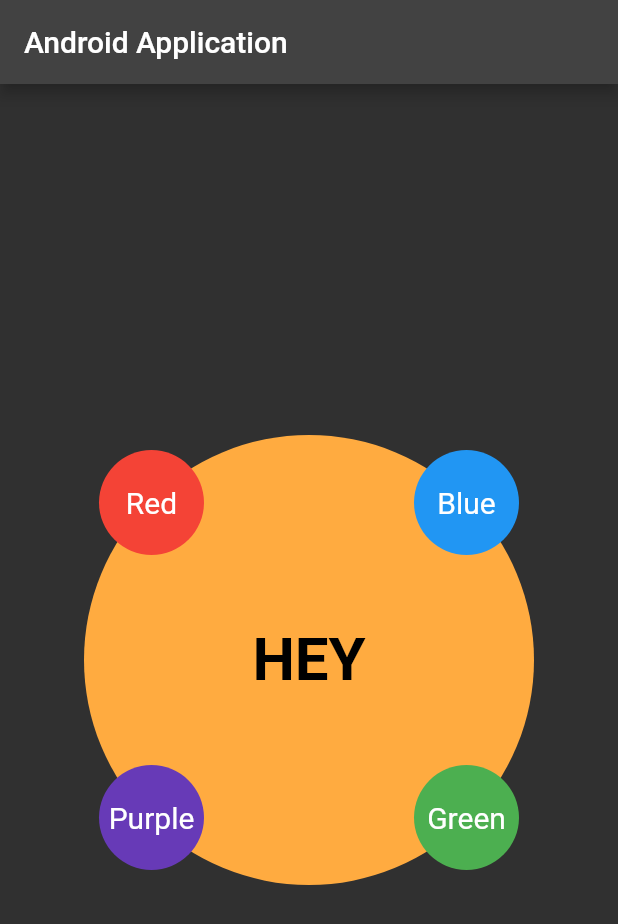
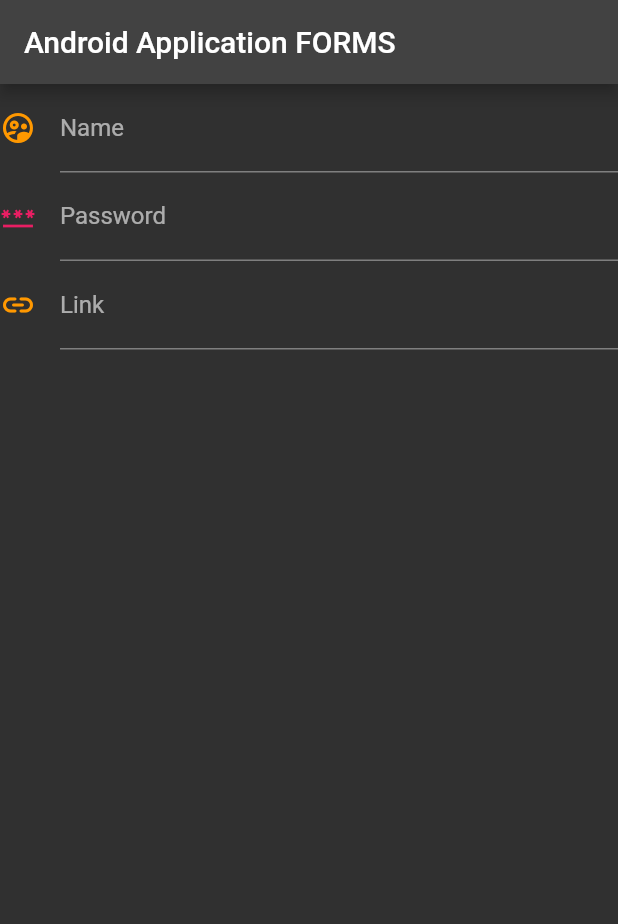
Before and after one commit to thebuggybug/learning_Flutter-Dart, a Flutter app: the screen it shows after launch, on a phone screen of 412 x 824 dp. Shown: the top 924 px of the screen. Run offline on Flutter 3.47's test engine with Material 2 defaults, Android fonts, the phone set to English and light mode, and no system bars.

Commit message:
forms, issue

```diff
--- a/lib/main.dart
+++ b/lib/main.dart
@@ -14,153 +14,89 @@ class MyApp extends StatelessWidget {
       title: " My Application",
       theme: ThemeData.dark(),
       home: Scaffold(
-        appBar: AppBar(
-          title: Text("Android Application"),
-        ),
-
-        // body: Stack(
-        //   alignment: Alignment.center,
-        //   textDirection: TextDirection.rtl,
-        //   fit: StackFit.passthrough,
-        //
-        //
-        //   children: [
-        //     Center(
-        //       child: Container(
-        //         // alignment: ,
-        //         height: 500,
-        //         width: 350,
-        //         color: Colors.green,
-        //       ),
-        //     ),
-        //     Container(
-        //       height: 450,
-        //       width: 300,
-        //       color: Colors.white,
-        //     ),
-        //     Container(
-        //       height: 400,
-        //       width: 250,
-        //       color: Colors.redAccent,
-        //     ),
-        //
-        //     Container(
-        //       decoration: BoxDecoration(
-        //           color: Colors.orangeAccent,
-        //           borderRadius: BorderRadius.circular(50)
-        //       ),
-        //       height: 100,
-        //       width: 100,
-        //     ),
-        //   ],
-        // ),
-
-        body: Center(
-          child: Stack(
-            fit: StackFit.passthrough,
-            children: [
-              Container(
-                decoration: BoxDecoration(
-                  borderRadius: BorderRadius.circular(400),
-                  color: Colors.orangeAccent,
-
-                ),
-                height: 300,
-                width: 300,
-                child: Center(
-                  child: Text(
-                    "HEY",
-                    style: TextStyle(
-                        fontSize: 40,
-                        color: Colors.black,
-                        fontWeight: FontWeight.bold),
-                  ),
-                ),
-              ),
-              Positioned(
-                top: 10,
-                // left: 0,
-                right: 10,
-                child: Container(
-                  height: 70,
-                  width: 70,
-                  decoration: BoxDecoration(
-                    borderRadius: BorderRadius.circular(50),
-                    color: Colors.blue,
-                  ),
-                  child: Center(
-                    child: Text(
-                      "Blue",
-                      style: TextStyle(fontSize: 20),
-                    ),
-                  ),
-
-                ),
-              ),
-              Positioned(
-                top: 10,
-                // left: 0,
-                left: 10,
-                child: Container(
-                  height: 70,
-                  width: 70,
-                  decoration: BoxDecoration(
-                    borderRadius: BorderRadius.circular(50),
-                    color: Colors.red,
-                  ),
-                  child: Center(
-                    child: Text(
-                      "Red",
-                      style: TextStyle(fontSize: 20),
-                    ),
-                  ),
-                ),
-              ),
-
-              Positioned(
-                bottom: 10,
-                // left: 0,
-                right: 10,
-                child: Container(
-                  height: 70,
-                  width: 70,
-                  decoration: BoxDecoration(
-                    borderRadius: BorderRadius.circular(50),
-                    color: Colors.green,
-                  ),
-                  child: Center(
-                    child: Text(
-                      "Green",
-                      style: TextStyle(fontSize: 20),
-                    ),
-                  ),
-                ),
-              ),
-
-              Positioned(
-                bottom: 10,
-                // left: 0,
-                left: 10,
-                child: Container(
-                  height: 70,
-                  width: 70,
-                  decoration: BoxDecoration(
-                    borderRadius: BorderRadius.circular(50),
-                    color: Colors.deepPurple,
-                  ),
-                  child: Center(
-                    child: Text(
-                      "Purple",
-                      style: TextStyle(fontSize: 20),
-                    ),
-                  ),
-
-                ),
-              ),
-            ],
+          appBar: AppBar(
+            title: Text("Android Application FORMS"),
           ),
-        ),
-      ),
+          body: Forms()),
     );
   }
 }
+
+class Forms extends StatefulWidget {
+  const Forms({Key? key}) : super(key: key);
+
+  @override
+  State<Forms> createState() => _FormsState();
+}
+
+class _FormsState extends State<Forms> {
+  final keys = GlobalKey<FormState>();
+
+  @override
+  Widget build(BuildContext context) {
+    return Form(
+        key: keys,
+        child: Column(
+          crossAxisAlignment: CrossAxisAlignment.center,
+          children: [
+            TextFormField(
+              decoration: InputDecoration(
+                  hintText: "Provide Name",
+                  labelText: "Name",
+                  icon: Icon(
+                    Icons.supervised_user_circle_outlined,
+                    color: Colors.orange,
+                  )),
+              validator: (String? value) {
+                if (value != null && value.isEmpty) {
+                  return "Username can't be empty";
+                }
+                return null;
+              },
+            ),
+            TextFormField(
+              decoration: InputDecoration(
+                  hintText: "Your Password",
+                  labelText: "Password",
+                  icon: Icon(
+                    Icons.password,
+                    color: Colors.pink,
+                  )),
+              validator: (String? value) {
+                if (value != null && value.isEmpty) {
+                  return "Password can't be empty";
+                }
+                return null;
+              },
+            ),
+            TextFormField(
+              decoration: InputDecoration(
+                  hintText: "Social Handle here",
+                  labelText: "Link",
+                  icon: Icon(
+                    Icons.link_rounded,
+                    color: Colors.orange,
+                  )),
+              validator: (String? value) {
+                if (value != null && value.isEmpty) {
+                  return "LINKS can't be empty";
+                }
+                return null;
+              },
+            ),
+
+            // issue
+            // Container(
+            //     child: OutlinedButton(
+            //   onPressed: () {
+            //     if(keys.currentState.validate())
+            //       {
+            //         Scaffold.of(context).showSnackBar(SnackBar(content: Text("Login"),));
+            //       }
+            //   },
+            //   child: Text("Submit"),
+            // ))
+          ],
+        ));
+  }
+}
```
